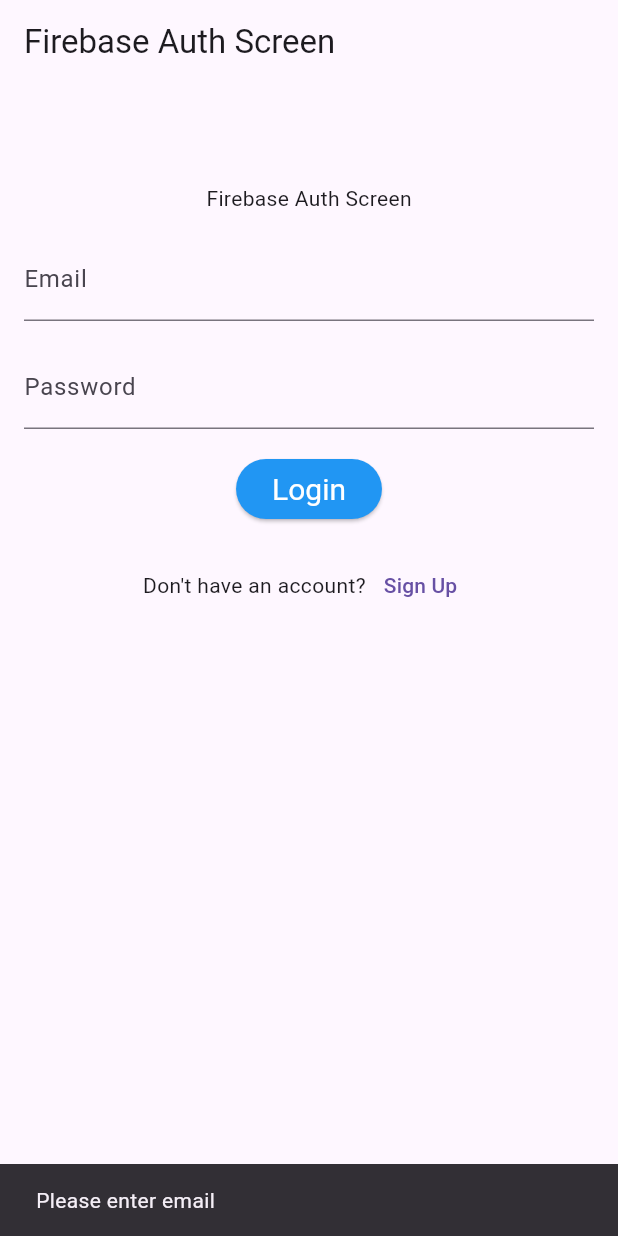
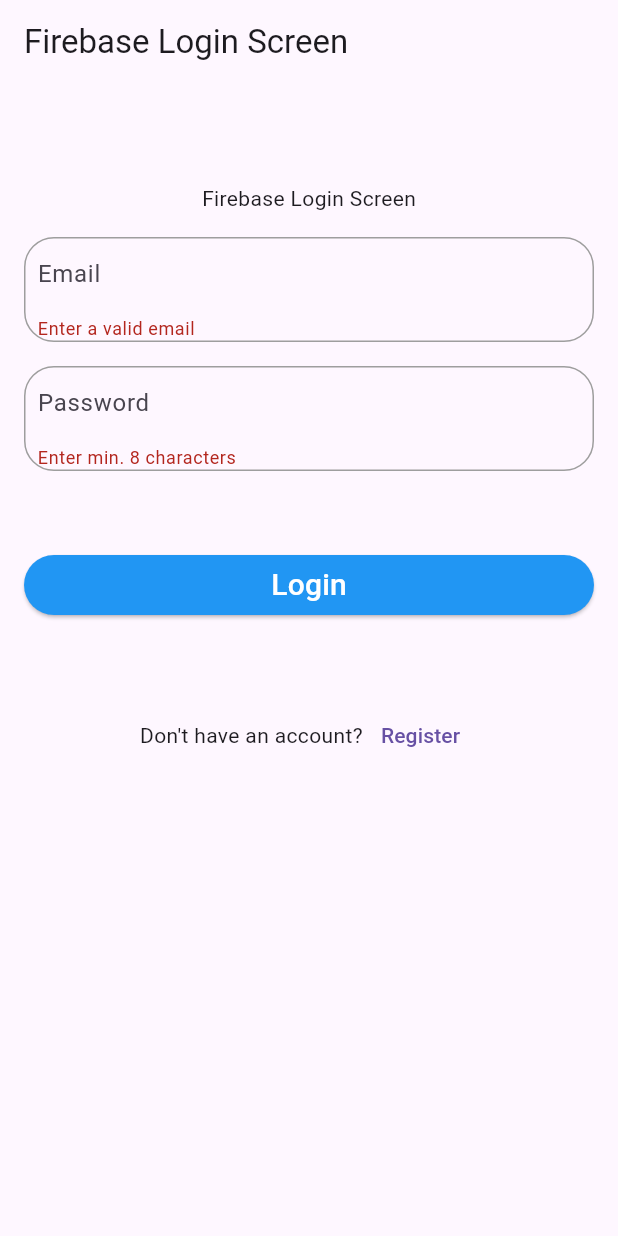
Before and after one commit to MrShow01/flutter_basics, a Flutter app: the screen it shows after launch, after a tap on "Login", on a phone screen of 412 x 824 dp. Run offline on Flutter 3.47's test engine with Material 3 defaults, Android fonts, the phone set to English and light mode, and no system bars; our stand-ins replace country_code_picker, curved_navigation_bar, dio, firebase_auth, firebase_core, flutter_bloc and 3 more; accounts and stored records are empty; network calls fail.

Commit message:
firebase auth

```diff
--- /dev/null
+++ b/lib/firebase_login.dart
@@ -0,0 +1,367 @@
+// ignore_for_file: use_build_context_synchronously
+
+import 'package:firebase_auth/firebase_auth.dart';
+import 'package:flutter/material.dart';
+
+class FirebaseLogin extends StatelessWidget {
+  FirebaseLogin({super.key});
+  final emailTextController = TextEditingController();
+  final passwordTextController = TextEditingController();
+  GlobalKey<FormState> formKey = GlobalKey<FormState>();
+  login(BuildContext context) async {
+    final validate = formKey.currentState?.validate();
+    if (validate == false) {
+      return;
+    }
+    if (emailTextController.text.isEmpty) {
+      ScaffoldMessenger.of(context)
+          .showSnackBar(SnackBar(content: Text('Please enter email')));
+      return;
+    }
+    if (passwordTextController.text.isEmpty) {
+      ScaffoldMessenger.of(context)
+          .showSnackBar(SnackBar(content: Text('Please enter password')));
+      return;
+    }
+
+    try {
+      final credential = await FirebaseAuth.instance.signInWithEmailAndPassword(
+        email: emailTextController.text,
+        password: passwordTextController.text,
+      );
+      Navigator.push(
+          context,
+          MaterialPageRoute(
+              builder: (context) => ProfileAuthScreen(
+                    userCredential: credential,
+                  )));
+    } on FirebaseAuthException catch (e) {
+      if (e.code == 'user-not-found') {
+        ScaffoldMessenger.of(context).showSnackBar(
+            SnackBar(content: Text('No user found for that email.')));
+      } else if (e.code == 'wrong-password') {
+        ScaffoldMessenger.of(context).showSnackBar(
+            SnackBar(content: Text('Wrong password provided for that user.')));
+      }
+      ScaffoldMessenger.of(context)
+          .showSnackBar(SnackBar(content: Text(e.message.toString())));
+    } catch (e) {
+      ScaffoldMessenger.of(context)
+          .showSnackBar(SnackBar(content: Text(e.toString())));
+    }
+  }
+
+  @override
+  Widget build(BuildContext context) {
+    return Scaffold(
+      appBar: AppBar(
+        title: Text('Firebase Login Screen'),
+      ),
+      body: Padding(
+        padding: const EdgeInsets.symmetric(horizontal: 16),
+        child: SingleChildScrollView(
+          child: Column(
+            spacing: 16,
+            children: [
+              SizedBox(
+                height: 50,
+              ),
+              Center(
+                child: Text('Firebase Login Screen'),
+              ),
+              Form(
+                key: formKey,
+                child: Column(
+                  spacing: 16,
+                  children: [
+                    Container(
+                      padding: EdgeInsets.symmetric(
+                        horizontal: 8,
+                      ),
+                      decoration: BoxDecoration(
+                          border: Border.all(color: Colors.grey),
+                          borderRadius: BorderRadius.circular(20)),
+                      child: TextFormField(
+                        decoration: InputDecoration(
+                            hintText: 'Email', border: InputBorder.none),
+                        validator: (value) =>
+                            value != null && !value.contains('@')
+                                ? 'Enter a valid email'
+                                : null,
+                        keyboardType: TextInputType.emailAddress,
+                        controller: emailTextController,
+                      ),
+                    ),
+                    Container(
+                      padding: EdgeInsets.symmetric(
+                        horizontal: 8,
+                      ),
+                      decoration: BoxDecoration(
+                          border: Border.all(color: Colors.grey),
+                          borderRadius: BorderRadius.circular(20)),
+                      child: TextFormField(
+                        decoration: InputDecoration(
+                            hintText: 'Password', border: InputBorder.none),
+                        keyboardType: TextInputType.visiblePassword,
+                        validator: (value) => value != null && value.length < 8
+                            ? 'Enter min. 8 characters'
+                            : null,
+                        controller: passwordTextController,
+                        obscureText: true,
+                      ),
+                    ),
+                  ],
+                ),
+              ),
+              SizedBox(
+                height: 20,
+              ),
+              Row(
+                children: [
+                  Expanded(
+                    child: ElevatedButton(
+                      onPressed: () {
+                        login(context);
+                      },
+                      style: ButtonStyle(
+                        backgroundColor: WidgetStatePropertyAll(Colors.blue),
+                      ),
+                      child: Text('Login',
+                          style: TextStyle(
+                            color: Colors.white,
+                            fontSize: 20,
+                          )),
+                    ),
+                  ),
+                ],
+              ),
+              SizedBox(
+                height: 20,
+              ),
+              Row(
+                mainAxisAlignment: MainAxisAlignment.center,
+                children: [
+                  Text('Don\'t have an account?'),
+                  TextButton(
+                      onPressed: () {
+                        Navigator.push(
+                            context,
+                            MaterialPageRoute(
+                                builder: (context) => FireBaseSignUp()));
+                      },
+                      child: Text('Register'))
+                ],
+              )
+            ],
+          ),
+        ),
+      ),
+    );
+  }
+}
+
+class FireBaseSignUp extends StatelessWidget {
+  FireBaseSignUp({super.key});
+  final emailTextController = TextEditingController();
+  final passwordTextController = TextEditingController();
+  final confirmPasswordTextController = TextEditingController();
+
+  @override
+  Widget build(BuildContext context) {
+    return Scaffold(
+      appBar: AppBar(
+        title: Text('Firebase Register Screen'),
+      ),
+      body: Padding(
+        padding: const EdgeInsets.symmetric(horizontal: 16),
+        child: SingleChildScrollView(
+          child: Column(
+            spacing: 16,
+            children: [
+              SizedBox(
+                height: 50,
+              ),
+              Center(
+                child: Text('Firebase Register Screen'),
+              ),
+              Container(
+                padding: EdgeInsets.symmetric(
+                  horizontal: 8,
+                ),
+                decoration: BoxDecoration(
+                    border: Border.all(color: Colors.grey),
+                    borderRadius: BorderRadius.circular(20)),
+                child: TextFormField(
+                  decoration: InputDecoration(
+                      hintText: 'Email', border: InputBorder.none),
+                  keyboardType: TextInputType.emailAddress,
+                  controller: emailTextController,
+                ),
+              ),
+              Container(
+                padding: EdgeInsets.symmetric(
+                  horizontal: 8,
+                ),
+                decoration: BoxDecoration(
+                    border: Border.all(color: Colors.grey),
+                    borderRadius: BorderRadius.circular(20)),
+                child: TextFormField(
+                  decoration: InputDecoration(
+                      hintText: 'Password', border: InputBorder.none),
+                  keyboardType: TextInputType.visiblePassword,
+                  controller: passwordTextController,
+                  obscureText: true,
+                ),
+              ),
+              Container(
+                padding: EdgeInsets.symmetric(
+                  horizontal: 8,
+                ),
+                decoration: BoxDecoration(
+                    border: Border.all(color: Colors.grey),
+                    borderRadius: BorderRadius.circular(20)),
+                child: TextFormField(
+                  decoration: InputDecoration(
+                      hintText: 'Confirm Password', border: InputBorder.none),
+                  keyboardType: TextInputType.visiblePassword,
+                  controller: confirmPasswordTextController,
+                  obscureText: true,
+                ),
+              ),
+              SizedBox(
+                height: 20,
+              ),
+              Row(
+                children: [
+                  Expanded(
+                    child: ElevatedButton(
+                      onPressed: () {
+                        register(context);
+                      },
+                      style: ButtonStyle(
+                        backgroundColor: WidgetStatePropertyAll(Colors.blue),
+                      ),
+                      child: Text('Register',
+                          style: TextStyle(
+                            color: Colors.white,
+                            fontSize: 20,
+                          )),
+                    ),
+                  ),
+                ],
+              ),
+              SizedBox(
+                height: 20,
+              ),
+              Row(
+                mainAxisAlignment: MainAxisAlignment.center,
+                children: [
+                  Text('Have an account?'),
+                  TextButton(
+                      onPressed: () {
+                        Navigator.pop(context);
+                      },
+                      child: Text('Login'))
+                ],
+              )
+            ],
+          ),
+        ),
+      ),
+    );
+  }
+
+  register(BuildContext context) async {
+    if (emailTextController.text.isEmpty) {
+      ScaffoldMessenger.of(context)
+          .showSnackBar(SnackBar(content: Text('Please enter email')));
+      return;
+    }
+    if (passwordTextController.text.isEmpty) {
+      ScaffoldMessenger.of(context)
+          .showSnackBar(SnackBar(content: Text('Please enter password')));
+      return;
+    }
+    if (confirmPasswordTextController.text.isEmpty) {
+      ScaffoldMessenger.of(context).showSnackBar(
+          SnackBar(content: Text('Please enter confirm password')));
+      return;
+    }
+    if (passwordTextController.text != confirmPasswordTextController.text) {
+      ScaffoldMessenger.of(context).showSnackBar(SnackBar(
+          content: Text('Password and Confirm Password do not match')));
+      return;
+    }
+    try {
+      final credential =
+          await FirebaseAuth.instance.createUserWithEmailAndPassword(
+        email: emailTextController.text,
+        password: passwordTextController.text,
+      );
+      Navigator.push(
+          context,
+          MaterialPageRoute(
+              builder: (context) => ProfileAuthScreen(
+                    userCredential: credential,
+                  )));
+    } on FirebaseAuthException catch (e) {
+      if (e.code == 'weak-password') {
+        ScaffoldMessenger.of(context).showSnackBar(
+            SnackBar(content: Text('The password provided is too weak.')));
+      } else if (e.code == 'email-already-in-use') {
+        ScaffoldMessenger.of(context).showSnackBar(SnackBar(
+            content: Text('The account already exists for that email.')));
+      }
+    } catch (e) {
+      ScaffoldMessenger.of(context)
+          .showSnackBar(SnackBar(content: Text(e.toString())));
+    }
+  }
+}
+
+class ProfileAuthScreen extends StatelessWidget {
+  final UserCredential? userCredential;
+  const ProfileAuthScreen({super.key, required this.userCredential});
+
+  @override
+  Widget build(BuildContext context) {
+    return Scaffold(
+      appBar: AppBar(
+        title: Text('Profile Screen'),
+      ),
+      body: Center(
+        child: Column(
+          spacing: 8,
+          mainAxisAlignment: MainAxisAlignment.center,
+          children: [
+            Text('Welcome, ${userCredential?.user?.email ?? 'User'}!'),
+            Text(
+                'displayName: ${userCredential?.user?.displayName ?? 'User'}!'),
+            Text(
+                'isAnonymous: ${userCredential?.user?.isAnonymous ?? 'User'}!'),
+            Text(
+                'refreshToken: ${userCredential?.user?.refreshToken ?? 'User'}!'),
+            Text(
+                'emailVerified: ${userCredential?.user?.emailVerified ?? 'User'}!'),
+            Text('uid: ${userCredential?.user?.uid ?? 'User'}!'),
+            Text(
+                'accessToken: ${userCredential?.credential?.accessToken ?? 'User'}!'),
+            Text(
+                'signInMethod: ${userCredential?.credential?.signInMethod ?? 'User'}!'),
+            Text('token: ${userCredential?.credential?.token ?? 'User'}!'),
+            Text(
+                'providerId: ${userCredential?.credential?.providerId ?? 'User'}!'),
+            SizedBox(height: 20),
+            ElevatedButton(
+              onPressed: () async {
+                await FirebaseAuth.instance.signOut();
+                Navigator.pop(context);
+              },
+              child: Text('Logout'),
+            ),
+          ],
+        ),
+      ),
+    );
+  }
+}
--- a/lib/main.dart
+++ b/lib/main.dart
@@ -5,7 +5,6 @@ import 'package:dio/dio.dart';
 import 'package:firebase_core/firebase_core.dart';
 import 'package:flutter/material.dart';
 import 'package:flutter_basics/controller/cubit_controller.dart';
-import 'package:flutter_basics/firebase_auth.dart';
 import 'package:flutter_bloc/flutter_bloc.dart';
 import 'package:hive_ce/hive.dart';
 import 'package:http/http.dart' as http;
@@ -13,6 +12,7 @@ import 'package:path_provider/path_provider.dart';
 
 import 'controller/counter_cubit.dart';
 import 'controller/product_cubit.dart';
+import 'firebase_login.dart';
 import 'models/comment.dart';
 import 'models/example_model.dart';
 
@@ -93,11 +93,8 @@ void main() async {
   // bloc.add(CounterDecrement());
   // log('Bloc state after decrement: ${bloc.state}');
   // await Future.delayed(const Duration(milliseconds: 300));
-
   // log('Bloc state after second decrement: ${bloc.state}');
-
   //ExampleModel model = ExampleModel.fromJson(data);
-
   // log(jsonEncode(data));
   // log(jsonDecode(jsonEncode(data)).toString());
   //log(model.name.toString());
@@ -209,7 +206,7 @@ class MyApp extends StatelessWidget {
       debugShowCheckedModeBanner: false,
       theme: ThemeData(primaryColor: Colors.red),
 
-      home: FirebaseAuthScreen(),
+      home: FirebaseLogin(),
 
       // initialRoute: '/page2',///
 
--- a/pubspec.yaml
+++ b/pubspec.yaml
@@ -51,7 +51,6 @@ dependencies:
   path_provider: ^2.1.5
   firebase_core: ^4.1.0
   firebase_auth: ^6.0.2
-  firebase_ui_auth: ^3.0.0
 
 
 dev_dependencies:
```
Also changed, not shown: pubspec.lock, 1 other file.
